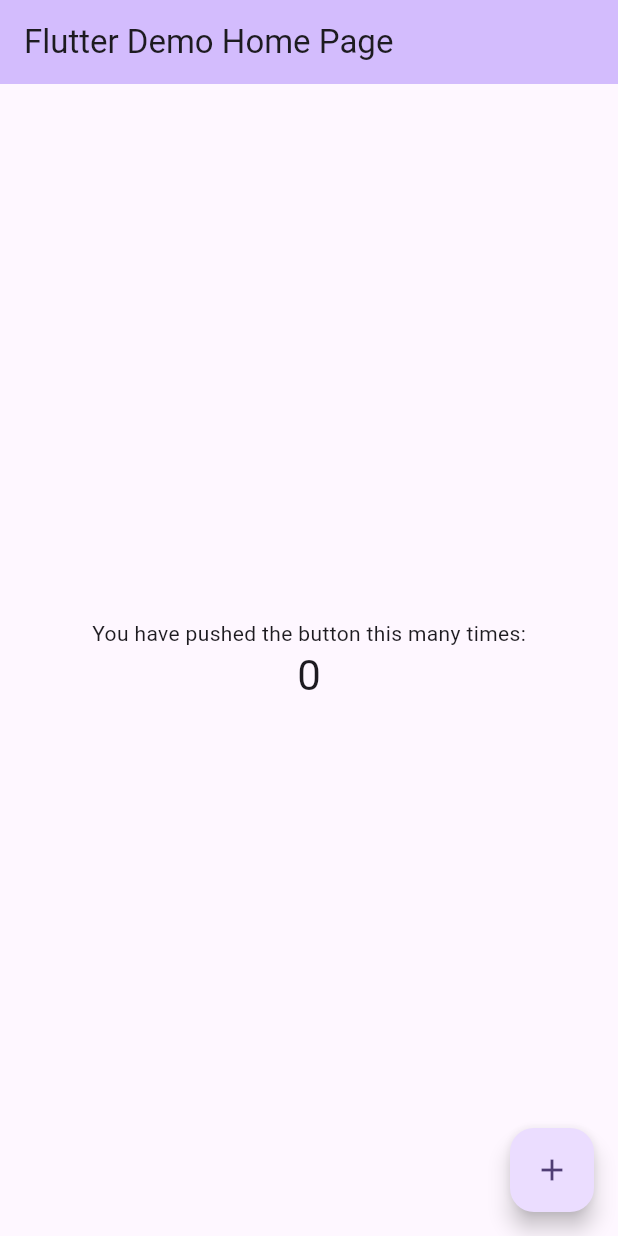
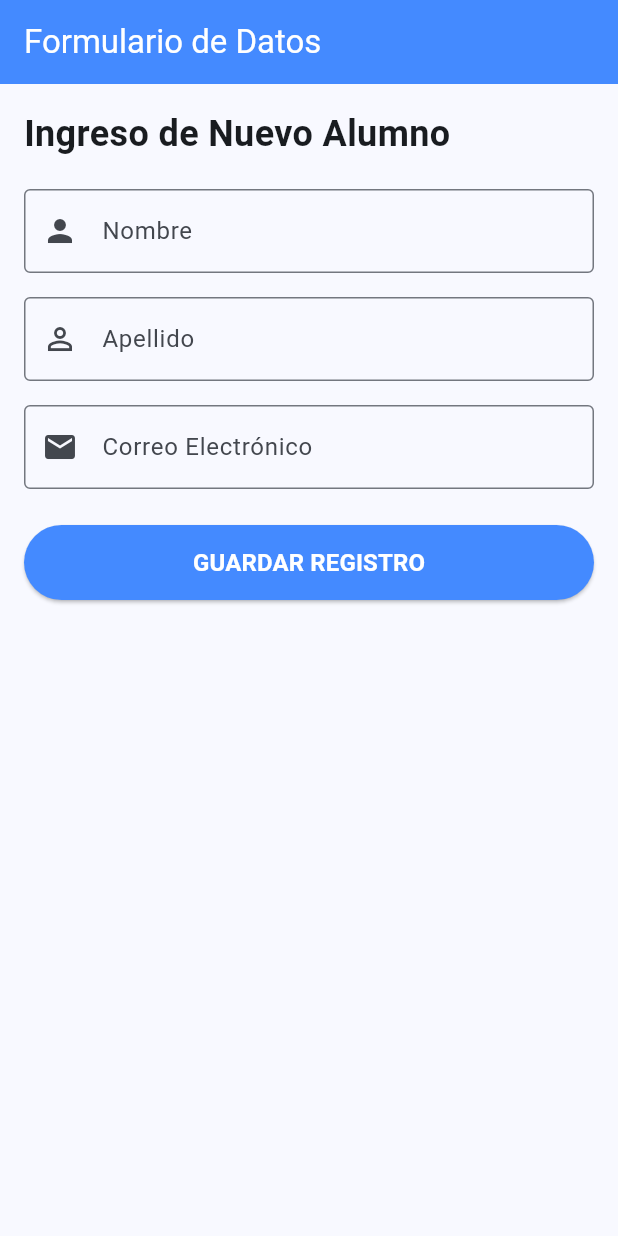
Before and after one commit to could-ai/019ad9ab-3653-79bc-bf0c-51493ade0835, a Flutter app: the screen it shows after launch, on a phone screen of 412 x 824 dp. Run offline on Flutter 3.47's test engine with Material 3 defaults, Android fonts, the phone set to English and light mode, and no system bars.

Commit message:
Creación de una pantalla de formulario estilo Access para demostrar conceptos de interfaz gráfica.; Actualización del punto de entrada para mostrar el formulario de ejemplo.

```diff
--- /dev/null
+++ b/usr/lib/access_form_screen.dart
@@ -0,0 +1,124 @@
+import 'package:flutter/material.dart';
+
+class AccessFormScreen extends StatefulWidget {
+  const AccessFormScreen({super.key});
+
+  @override
+  State<AccessFormScreen> createState() => _AccessFormScreenState();
+}
+
+class _AccessFormScreenState extends State<AccessFormScreen> {
+  // Estos son los "controladores" que guardan lo que escribes,
+  // similar a los campos de una tabla en Access.
+  final TextEditingController _nombreController = TextEditingController();
+  final TextEditingController _apellidoController = TextEditingController();
+  final TextEditingController _emailController = TextEditingController();
+
+  // Esta clave nos ayuda a validar el formulario
+  final _formKey = GlobalKey<FormState>();
+
+  @override
+  void dispose() {
+    _nombreController.dispose();
+    _apellidoController.dispose();
+    _emailController.dispose();
+    super.dispose();
+  }
+
+  void _guardarDatos() {
+    if (_formKey.currentState!.validate()) {
+      // Aquí es donde simularíamos el "Guardar registro" de Access
+      ScaffoldMessenger.of(context).showSnackBar(
+        SnackBar(
+          content: Text('Guardando registro: ${_nombreController.text}'),
+          backgroundColor: Colors.green,
+        ),
+      );
+    }
+  }
+
+  @override
+  Widget build(BuildContext context) {
+    return Scaffold(
+      appBar: AppBar(
+        title: const Text('Formulario de Datos'),
+        backgroundColor: Colors.blueAccent,
+        foregroundColor: Colors.white,
+      ),
+      body: Padding(
+        padding: const EdgeInsets.all(16.0),
+        child: Form(
+          key: _formKey,
+          child: Column(
+            crossAxisAlignment: CrossAxisAlignment.start,
+            children: [
+              // Título explicativo
+              const Text(
+                'Ingreso de Nuevo Alumno',
+                style: TextStyle(fontSize: 24, fontWeight: FontWeight.bold),
+              ),
+              const SizedBox(height: 20),
+
+              // Campo 1: Nombre
+              TextFormField(
+                controller: _nombreController,
+                decoration: const InputDecoration(
+                  labelText: 'Nombre',
+                  border: OutlineInputBorder(),
+                  prefixIcon: Icon(Icons.person),
+                ),
+                validator: (value) {
+                  if (value == null || value.isEmpty) {
+                    return 'Por favor ingresa un nombre';
+                  }
+                  return null;
+                },
+              ),
+              const SizedBox(height: 16),
+
+              // Campo 2: Apellido
+              TextFormField(
+                controller: _apellidoController,
+                decoration: const InputDecoration(
+                  labelText: 'Apellido',
+                  border: OutlineInputBorder(),
+                  prefixIcon: Icon(Icons.person_outline),
+                ),
+              ),
+              const SizedBox(height: 16),
+
+              // Campo 3: Correo Electrónico
+              TextFormField(
+                controller: _emailController,
+                decoration: const InputDecoration(
+                  labelText: 'Correo Electrónico',
+                  border: OutlineInputBorder(),
+                  prefixIcon: Icon(Icons.email),
+                ),
+                keyboardType: TextInputType.emailAddress,
+              ),
+              const SizedBox(height: 24),
+
+              // Botón de Guardar (El equivalente al botón de disquete en Access)
+              SizedBox(
+                width: double.infinity,
+                height: 50,
+                child: ElevatedButton(
+                  onPressed: _guardarDatos,
+                  style: ElevatedButton.styleFrom(
+                    backgroundColor: Colors.blueAccent,
+                    foregroundColor: Colors.white,
+                  ),
+                  child: const Text(
+                    'GUARDAR REGISTRO',
+                    style: TextStyle(fontSize: 16, fontWeight: FontWeight.bold),
+                  ),
+                ),
+              ),
+            ],
+          ),
+        ),
+      ),
+    );
+  }
+}
--- a/usr/lib/main.dart
+++ b/usr/lib/main.dart
@@ -1,4 +1,5 @@
 import 'package:flutter/material.dart';
+import 'access_form_screen.dart';
 
 void main() {
   runApp(const MyApp());
@@ -7,117 +8,21 @@ void main() {
 class MyApp extends StatelessWidget {
   const MyApp({super.key});
 
-  // This widget is the root of your application.
   @override
   Widget build(BuildContext context) {
     return MaterialApp(
-      title: 'Flutter Demo',
+      title: 'Clase de Informática',
       debugShowCheckedModeBanner: false,
       theme: ThemeData(
-        // This is the theme of your application.
-        //
-        // TRY THIS: Try running your application with "flutter run". You'll see
-        // the application has a purple toolbar. Then, without quitting the app,
-        // try changing the seedColor in the colorScheme below to Colors.green
-        // and then invoke "hot reload" (save your changes or press the "hot
-        // reload" button in a Flutter-supported IDE, or press "r" if you used
-        // the command line to start the app).
-        //
-        // Notice that the counter didn't reset back to zero; the application
-        // state is not lost during the reload. To reset the state, use hot
-        // restart instead.
-        //
-        // This works for code too, not just values: Most code changes can be
-        // tested with just a hot reload.
-        colorScheme: ColorScheme.fromSeed(seedColor: Colors.deepPurple),
+        colorScheme: ColorScheme.fromSeed(seedColor: Colors.blue),
+        useMaterial3: true,
       ),
+      // Definimos la ruta inicial explícitamente
       initialRoute: '/',
       routes: {
-        '/': (context) => const MyHomePage(title: 'Flutter Demo Home Page'),
+        // Cambiamos la ruta principal para mostrar nuestro formulario directamente
+        '/': (context) => const AccessFormScreen(),
       },
     );
   }
 }
-
-class MyHomePage extends StatefulWidget {
-  const MyHomePage({super.key, required this.title});
-
-  // This widget is the home page of your application. It is stateful, meaning
-  // that it has a State object (defined below) that contains fields that affect
-  // how it looks.
-
-  // This class is the configuration for the state. It holds the values (in this
-  // case the title) provided by the parent (in this case the App widget) and
-  // used by the build method of the State. Fields in a Widget subclass are
-  // always marked "final".
-
-  final String title;
-
-  @override
-  State<MyHomePage> createState() => _MyHomePageState();
-}
-
-class _MyHomePageState extends State<MyHomePage> {
-  int _counter = 0;
-
-  void _incrementCounter() {
-    setState(() {
-      // This call to setState tells the Flutter framework that something has
-      // changed in this State, which causes it to rerun the build method below
-      // so that the display can reflect the updated values. If we changed
-      // _counter without calling setState(), then the build method would not be
-      // called again, and so nothing would appear to happen.
-      _counter++;
-    });
-  }
-
-  @override
-  Widget build(BuildContext context) {
-    // This method is rerun every time setState is called, for instance as done
-    // by the _incrementCounter method above.
-    //
-    // The Flutter framework has been optimized to make rerunning build methods
-    // fast, so that you can just rebuild anything that needs updating rather
-    // than having to individually change instances of widgets.
-    return Scaffold(
-      appBar: AppBar(
-        // TRY THIS: Try changing the color here to a specific color (to
-        // Colors.amber, perhaps?) and trigger a hot reload to see the AppBar
-        // change color while the other colors stay the same.
-        backgroundColor: Theme.of(context).colorScheme.inversePrimary,
-        // Here we take the value from the MyHomePage object that was created by
-        // the App.build method, and use it to set our appbar title.
-        title: Text(widget.title),
-      ),
-      body: Center(
-        // Center is a layout widget. It takes a single child and positions it
-        // in the middle of the parent.
-        child: Column(
-          // Column is also a layout widget. It takes a list of children and
-          // arranges them vertically. By default, it sizes itself to fit its
-          // children horizontally, and tries to be as tall as its parent.
-          //
-          // Column has various properties to control how it sizes itself and
-          // how it positions its children. Here we use mainAxisAlignment to
-          // center the children vertically; the main axis here is the vertical
-          // axis because Columns are vertical (the cross axis would be
-          // horizontal).
-          //
-          // TRY THIS: Invoke "debug painting" (choose the "Toggle Debug Paint"
-          // action in the IDE, or press "p" in the console), to see the
-          // wireframe for each widget.
-          mainAxisAlignment: MainAxisAlignment.center,
-          children: <Widget>[
-            const Text('You have pushed the button this many times:'),
-            Text('$_counter', style: Theme.of(context).textTheme.headlineMedium),
-          ],
-        ),
-      ),
-      floatingActionButton: FloatingActionButton(
-        onPressed: _incrementCounter,
-        tooltip: 'Increment',
-        child: const Icon(Icons.add),
-      ), // This trailing comma makes auto-formatting nicer for build methods.
-    );
-  }
-}
```
